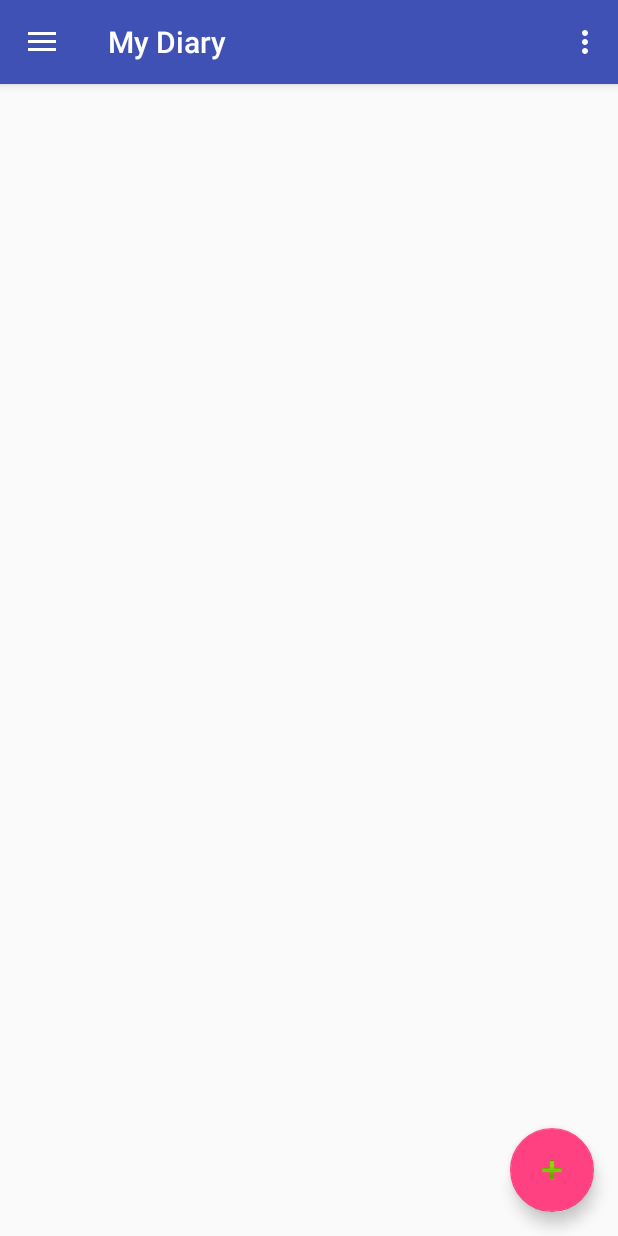
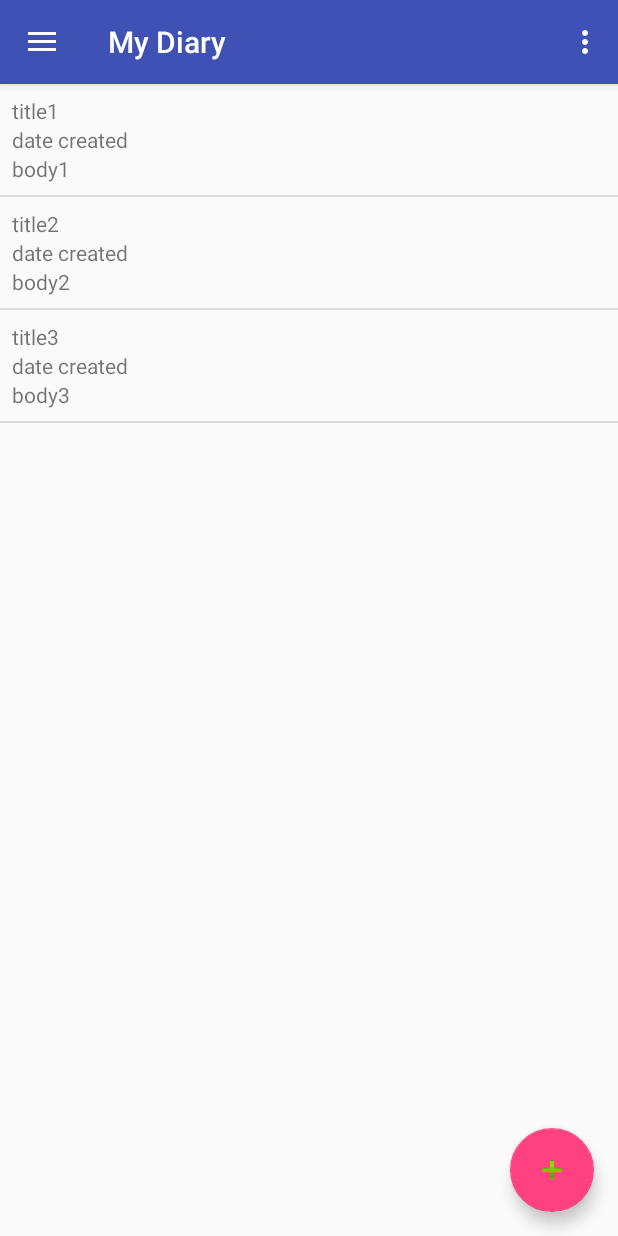
Before and after one commit to Darthrighteous/MyDiary, an Android app: the screen it shows after launch (JournalActivity), on a phone screen of 412 x 824 dp. Run offline under Robolectric (Android 15) with nearby library versions, the phone set to English and light mode, and no system bars; our stand-ins replace Firebase (no records; nobody signed in at launch, a user with empty details on screens opened directly).

Commit message:
add mock data to list view, fix list view/toolbar layout

```diff
--- a/app/src/main/java/com/example/android/mydiary/journal/JournalEntryAdapter.java
+++ b/app/src/main/java/com/example/android/mydiary/journal/JournalEntryAdapter.java
@@ -36,7 +36,7 @@ public class JournalEntryAdapter extends ArrayAdapter<JournalEntry> {
         JournalEntry journalEntry = getItem(position);
 
         title.setText(journalEntry.getTitle());
-        title.setText(journalEntry.getBody());
+        body.setText(journalEntry.getBody());
 
         return convertView;
     }
--- a/app/src/main/java/com/example/android/mydiary/journal/JournalFragment.java
+++ b/app/src/main/java/com/example/android/mydiary/journal/JournalFragment.java
@@ -9,10 +9,14 @@ import android.support.v4.app.Fragment;
 import android.view.LayoutInflater;
 import android.view.View;
 import android.view.ViewGroup;
+import android.widget.ListView;
 
 import com.example.android.mydiary.R;
 import com.example.android.mydiary.addentry.AddEntryActivity;
+import com.example.android.mydiary.data.JournalEntry;
 import com.google.firebase.database.Query;
+
+import java.util.ArrayList;
 
 /**
  * A simple {@link Fragment} subclass.
@@ -20,6 +24,8 @@ import com.google.firebase.database.Query;
 public class JournalFragment extends Fragment implements JournalContract.View {
 
     private JournalContract.Presenter mPresenter;
+
+    private JournalEntryAdapter mAdapter;
 
 
     public JournalFragment() {
@@ -34,6 +40,15 @@ public class JournalFragment extends Fragment implements JournalContract.View {
     public void onCreate(@Nullable Bundle savedInstanceState) {
         super.onCreate(savedInstanceState);
 
+        ArrayList<JournalEntry> mockList = new ArrayList<>();
+        mockList.add(new JournalEntry("title1", "body1"));
+        mockList.add(new JournalEntry("title2", "body2"));
+        mockList.add(new JournalEntry("title3", "body3"));
+
+        mAdapter = new JournalEntryAdapter(getContext(),
+                R.layout.item_journal_entry,
+                mockList);
+
     }
 
     @Override
@@ -42,7 +57,11 @@ public class JournalFragment extends Fragment implements JournalContract.View {
         // Inflate the layout for this fragment
         View rootView = inflater.inflate(R.layout.fragment_journal, container, false);
 
+        //listview setup
+        ListView journalList = rootView.findViewById(R.id.list_view_journal);
+        journalList.setAdapter(mAdapter);
 
+        //fab setup
         FloatingActionButton fab = getActivity().findViewById(R.id.fab_open_new_entry);
         fab.setOnClickListener(new View.OnClickListener() {
             @Override
--- a/app/src/main/java/com/example/android/mydiary/journal/JournalPresenter.java
+++ b/app/src/main/java/com/example/android/mydiary/journal/JournalPresenter.java
@@ -23,7 +23,7 @@ public class JournalPresenter implements JournalContract.Presenter{
 
     @Override
     public void loadEntries() {
-        mJournalEntriesDatabaseReference
+//        mJournalEntriesDatabaseReference
     }
 
     @Override
--- a/app/src/main/res/layout/activity_journal.xml
+++ b/app/src/main/res/layout/activity_journal.xml
@@ -9,9 +9,10 @@
     tools:context="com.example.android.mydiary.journal.JournalActivity"
     tools:openDrawer="start">
 
-    <android.support.design.widget.CoordinatorLayout
+    <LinearLayout
         android:layout_width="match_parent"
-        android:layout_height="match_parent">
+        android:layout_height="match_parent"
+        android:orientation="vertical">
 
         <android.support.design.widget.AppBarLayout
             android:layout_width="match_parent"
@@ -26,6 +27,10 @@
                 app:popupTheme="@style/AppTheme.PopupOverlay" />
 
         </android.support.design.widget.AppBarLayout>
+
+        <android.support.design.widget.CoordinatorLayout
+            android:layout_width="match_parent"
+            android:layout_height="match_parent">
 
             <FrameLayout
                 android:id="@+id/contentFrame"
@@ -42,6 +47,8 @@
 
         </android.support.design.widget.CoordinatorLayout>
 
+    </LinearLayout>
+
     <android.support.design.widget.NavigationView
         android:id="@+id/nav_view"
         android:layout_width="wrap_content"
--- a/app/src/main/res/layout/fragment_journal.xml
+++ b/app/src/main/res/layout/fragment_journal.xml
@@ -4,9 +4,10 @@
     android:layout_height="match_parent"
     tools:context="com.example.android.mydiary.journal.JournalFragment">
 
-    <android.support.v7.widget.RecyclerView
-        android:id="@+id/recycler_view_journal"
+    <ListView
+        android:id="@+id/list_view_journal"
         android:layout_width="match_parent"
-        android:layout_height="match_parent"/>
+        android:layout_height="match_parent"
+        tools:listitem="@layout/item_journal_entry"/>
 
 </FrameLayout>
```
Lines whose indentation alone changed are shown as unchanged.
